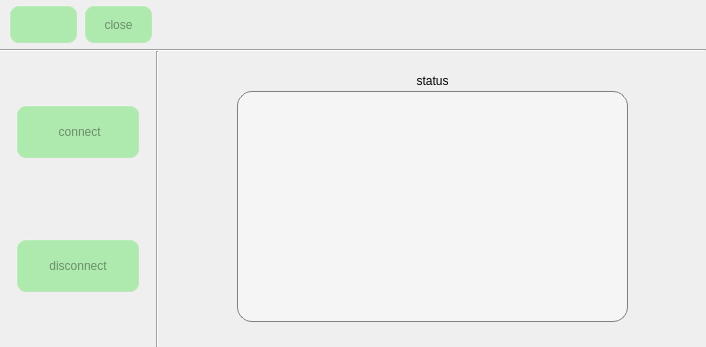
This is sim_module.ui in jizizihe/baijie_demo as Qt 5 draws it before an edit. The edited form follows.
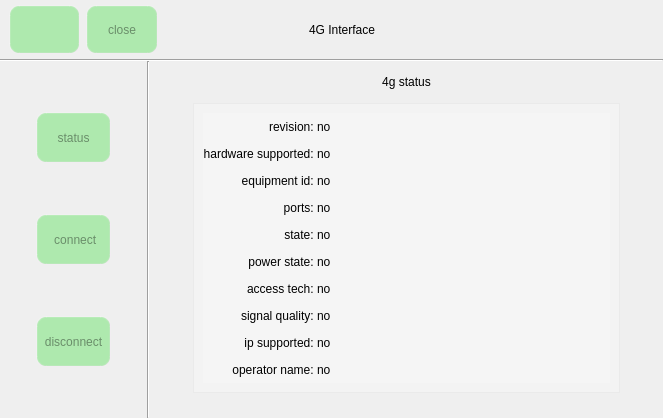
This is the edited form. The open tabs and pages were chosen to show the change. Icons and pictures are not drawn.

Commit message: func: 1.chang button style in gpio       2.refresh when open and close button in wifi,bluetooth,ethernet and 4g       3.add set  gateway and subnet mask in ethernet       4.add display 4g status in 4g       5.optimize copy,cut,delete,safe exit in storage       6.add the judgment that the serial port is occupied

Diff of the .ui file:
```diff
--- a/sim_module.ui
+++ b/sim_module.ui
@@ -6,8 +6,8 @@
    <rect>
     <x>0</x>
     <y>0</y>
-    <width>706</width>
-    <height>347</height>
+    <width>663</width>
+    <height>418</height>
    </rect>
   </property>
   <property name="windowTitle">
@@ -67,10 +67,7 @@
 }</string>
   </property>
   <widget class="QWidget" name="centralwidget">
-   <layout class="QVBoxLayout" name="verticalLayout_3" stretch="1,0,6">
-    <property name="spacing">
-     <number>0</number>
-    </property>
+   <layout class="QGridLayout" name="gridLayout_2" rowstretch="1,0,6">
     <property name="leftMargin">
      <number>0</number>
     </property>
@@ -83,8 +80,11 @@
     <property name="bottomMargin">
      <number>0</number>
     </property>
-    <item>
-     <layout class="QHBoxLayout" name="horizontalLayout_5" stretch="1,1,8">
+    <property name="spacing">
+     <number>0</number>
+    </property>
+    <item row="0" column="0">
+     <layout class="QHBoxLayout" name="horizontalLayout_5" stretch="1,1,1,3,3">
       <property name="spacing">
        <number>6</number>
       </property>
@@ -133,6 +133,29 @@
         </property>
        </widget>
       </item>
+      <item>
+       <spacer name="horizontalSpacer_4">
+        <property name="orientation">
+         <enum>Qt::Horizontal</enum>
+        </property>
+        <property name="sizeHint" stdset="0">
+         <size>
+          <width>40</width>
+          <height>20</height>
+         </size>
+        </property>
+       </spacer>
+      </item>
+      <item>
+       <widget class="QLabel" name="label_2">
+        <property name="text">
+         <string>4G Interface</string>
+        </property>
+        <property name="alignment">
+         <set>Qt::AlignCenter</set>
+        </property>
+       </widget>
+      </item>
       <item>
        <spacer name="horizontalSpacer_7">
         <property name="orientation">
@@ -148,23 +171,10 @@
       </item>
      </layout>
     </item>
-    <item>
-     <widget class="Line" name="line_2">
-      <property name="maximumSize">
-       <size>
-        <width>16777215</width>
-        <height>2</height>
-       </size>
-      </property>
-      <property name="orientation">
-       <enum>Qt::Horizontal</enum>
-      </property>
-     </widget>
-    </item>
-    <item>
+    <item row="2" column="0">
      <layout class="QHBoxLayout" name="horizontalLayout_4" stretch="2,0,7">
       <item>
-       <layout class="QHBoxLayout" name="horizontalLayout" stretch="1,8,1">
+       <layout class="QHBoxLayout" name="horizontalLayout" stretch="1,0,1">
         <property name="spacing">
          <number>0</number>
         </property>
@@ -183,7 +193,7 @@
         </item>
         <item>
          <widget class="QWidget" name="widget" native="true">
-          <layout class="QVBoxLayout" name="verticalLayout" stretch="2,2,3,2,2">
+          <layout class="QVBoxLayout" name="verticalLayout" stretch="2,2,2,2,2,2,2">
            <property name="spacing">
             <number>0</number>
            </property>
@@ -199,6 +209,42 @@
            <property name="bottomMargin">
             <number>0</number>
            </property>
+           <item>
+            <spacer name="verticalSpacer_4">
+             <property name="orientation">
+              <enum>Qt::Vertical</enum>
+             </property>
+             <property name="sizeHint" stdset="0">
+              <size>
+               <width>20</width>
+               <height>40</height>
+              </size>
+             </property>
+            </spacer>
+           </item>
+           <item>
+            <widget class="QPushButton" name="statusBtn">
+             <property name="sizePolicy">
+              <sizepolicy hsizetype="Minimum" vsizetype="Minimum">
+               <horstretch>0</horstretch>
+               <verstretch>0</verstretch>
+              </sizepolicy>
+             </property>
+             <property name="text">
+              <string>status</string>
+             </property>
+             <property name="icon">
+              <iconset resource="translation.qrc">
+               <normaloff>:/button_image/wifi/status.png</normaloff>:/button_image/wifi/status.png</iconset>
+             </property>
+             <property name="iconSize">
+              <size>
+               <width>32</width>
+               <height>32</height>
+              </size>
+             </property>
+            </widget>
+           </item>
            <item>
             <spacer name="verticalSpacer">
              <property name="orientation">
@@ -229,6 +275,16 @@
              <property name="text">
               <string> connect</string>
              </property>
+             <property name="icon">
+              <iconset resource="translation.qrc">
+               <normaloff>:/button_image/connect.svg</normaloff>:/button_image/connect.svg</iconset>
+             </property>
+             <property name="iconSize">
+              <size>
+               <width>32</width>
+               <height>32</height>
+              </size>
+             </property>
             </widget>
            </item>
            <item>
@@ -261,6 +317,10 @@
              <property name="text">
               <string>disconnect</string>
              </property>
+             <property name="icon">
+              <iconset resource="translation.qrc">
+               <normaloff>:/button_image/disconnect.svg</normaloff>:/button_image/disconnect.svg</iconset>
+             </property>
             </widget>
            </item>
            <item>
@@ -302,101 +362,556 @@
        </widget>
       </item>
       <item>
-       <layout class="QVBoxLayout" name="verticalLayout_2">
-        <property name="topMargin">
-         <number>20</number>
+       <widget class="QStackedWidget" name="stackedWidget">
+        <property name="currentIndex">
+         <number>0</number>
         </property>
-        <item>
-         <layout class="QHBoxLayout" name="horizontalLayout_2" stretch="1,1,1">
+        <widget class="QWidget" name="page">
+         <layout class="QVBoxLayout" name="verticalLayout_2" stretch="1,6">
+          <property name="spacing">
+           <number>0</number>
+          </property>
+          <property name="leftMargin">
+           <number>0</number>
+          </property>
+          <property name="topMargin">
+           <number>0</number>
+          </property>
+          <property name="rightMargin">
+           <number>0</number>
+          </property>
+          <property name="bottomMargin">
+           <number>25</number>
+          </property>
           <item>
-           <spacer name="horizontalSpacer_3">
-            <property name="orientation">
-             <enum>Qt::Horizontal</enum>
+           <layout class="QHBoxLayout" name="horizontalLayout_2" stretch="1,2,1">
+            <property name="spacing">
+             <number>0</number>
             </property>
-            <property name="sizeHint" stdset="0">
-             <size>
-              <width>40</width>
-              <height>20</height>
-             </size>
-            </property>
-           </spacer>
+            <item>
+             <spacer name="horizontalSpacer_3">
+              <property name="orientation">
+               <enum>Qt::Horizontal</enum>
+              </property>
+              <property name="sizeHint" stdset="0">
+               <size>
+                <width>40</width>
+                <height>20</height>
+               </size>
+              </property>
+             </spacer>
+            </item>
+            <item>
+             <widget class="QLabel" name="label">
+              <property name="text">
+               <string>connect status</string>
+              </property>
+              <property name="alignment">
+               <set>Qt::AlignCenter</set>
+              </property>
+             </widget>
+            </item>
+            <item>
+             <spacer name="horizontalSpacer_5">
+              <property name="orientation">
+               <enum>Qt::Horizontal</enum>
+              </property>
+              <property name="sizeHint" stdset="0">
+               <size>
+                <width>40</width>
+                <height>20</height>
+               </size>
+              </property>
+             </spacer>
+            </item>
+           </layout>
           </item>
           <item>
-           <widget class="QLabel" name="label">
-            <property name="text">
-             <string>status</string>
+           <layout class="QHBoxLayout" name="horizontalLayout_3" stretch="1,10,1">
+            <property name="spacing">
+             <number>0</number>
             </property>
-            <property name="alignment">
-             <set>Qt::AlignCenter</set>
-            </property>
-           </widget>
+            <item>
+             <spacer name="horizontalSpacer_6">
+              <property name="orientation">
+               <enum>Qt::Horizontal</enum>
+              </property>
+              <property name="sizeHint" stdset="0">
+               <size>
+                <width>40</width>
+                <height>20</height>
+               </size>
+              </property>
+             </spacer>
+            </item>
+            <item>
+             <widget class="QScrollArea" name="scrollArea_2">
+              <property name="styleSheet">
+               <string notr="true">background-color:rgba(130, 199, 236, 30);</string>
+              </property>
+              <property name="widgetResizable">
+               <bool>true</bool>
+              </property>
+              <widget class="QWidget" name="scrollAreaWidgetContents_2">
+               <property name="geometry">
+                <rect>
+                 <x>0</x>
+                 <y>0</y>
+                 <width>414</width>
+                 <height>261</height>
+                </rect>
+               </property>
+               <layout class="QHBoxLayout" name="horizontalLayout_9" stretch="4,5">
+                <property name="spacing">
+                 <number>0</number>
+                </property>
+                <property name="leftMargin">
+                 <number>0</number>
+                </property>
+                <property name="topMargin">
+                 <number>0</number>
+                </property>
+                <property name="rightMargin">
+                 <number>0</number>
+                </property>
+                <property name="bottomMargin">
+                 <number>0</number>
+                </property>
+                <item>
+                 <layout class="QVBoxLayout" name="verticalLayout_6" stretch="1,1,1,1,1">
+                  <property name="spacing">
+                   <number>10</number>
+                  </property>
+                  <item>
+                   <widget class="QLabel" name="label_14">
+                    <property name="text">
+                     <string>name: </string>
+                    </property>
+                    <property name="alignment">
+                     <set>Qt::AlignRight|Qt::AlignTrailing|Qt::AlignVCenter</set>
+                    </property>
+                   </widget>
+                  </item>
+                  <item>
+                   <widget class="QLabel" name="label_15">
+                    <property name="text">
+                     <string>state: </string>
+                    </property>
+                    <property name="alignment">
+                     <set>Qt::AlignRight|Qt::AlignTrailing|Qt::AlignVCenter</set>
+                    </property>
+                   </widget>
+                  </item>
+                  <item>
+                   <widget class="QLabel" name="label_16">
+                    <property name="text">
+                     <string>vpn: </string>
+                    </property>
+                    <property name="alignment">
+                     <set>Qt::AlignRight|Qt::AlignTrailing|Qt::AlignVCenter</set>
+                    </property>
+                   </widget>
+                  </item>
+                  <item>
+                   <widget class="QLabel" name="label_17">
+                    <property name="text">
+                     <string>autocpnnect: </string>
+                    </property>
+                    <property name="alignment">
+                     <set>Qt::AlignRight|Qt::AlignTrailing|Qt::AlignVCenter</set>
+                    </property>
+                   </widget>
+                  </item>
+                  <item>
+                   <widget class="QLabel" name="label_18">
+                    <property name="text">
+                     <string>address: </string>
+                    </property>
+                    <property name="alignment">
+                     <set>Qt::AlignRight|Qt::AlignTrailing|Qt::AlignVCenter</set>
+                    </property>
+                   </widget>
+                  </item>
+                 </layout>
+                </item>
+                <item>
+                 <layout class="QVBoxLayout" name="verticalLayout_7" stretch="1,1,1,1,1">
+                  <property name="spacing">
+                   <number>10</number>
+                  </property>
+                  <item>
+                   <widget class="QLabel" name="name_label">
+                    <property name="text">
+                     <string>no</string>
+                    </property>
+                   </widget>
+                  </item>
+                  <item>
+                   <widget class="QLabel" name="state_label">
+                    <property name="text">
+                     <string>no</string>
+                    </property>
+                   </widget>
+                  </item>
+                  <item>
+                   <widget class="QLabel" name="vpn_label">
+                    <property name="text">
+                     <string>no</string>
+                    </property>
+                   </widget>
+                  </item>
+                  <item>
+                   <widget class="QLabel" name="auto_label">
+                    <property name="text">
+                     <string>no</string>
+                    </property>
+                   </widget>
+                  </item>
+                  <item>
+                   <widget class="QLabel" name="address_label">
+                    <property name="text">
+                     <string>no</string>
+                    </property>
+                   </widget>
+                  </item>
+                 </layout>
+                </item>
+               </layout>
+              </widget>
+             </widget>
+            </item>
+            <item>
+             <spacer name="horizontalSpacer_8">
+              <property name="orientation">
+               <enum>Qt::Horizontal</enum>
+              </property>
+              <property name="sizeHint" stdset="0">
+               <size>
+                <width>40</width>
+                <height>20</height>
+               </size>
+              </property>
+             </spacer>
+            </item>
+           </layout>
           </item>
-          <item>
-           <spacer name="horizontalSpacer_5">
-            <property name="orientation">
-             <enum>Qt::Horizontal</enum>
-            </property>
-            <property name="sizeHint" stdset="0">
-             <size>
-              <width>40</width>
-              <height>20</height>
-             </size>
-            </property>
-           </spacer>
-          </item>
          </layout>
-        </item>
-        <item>
-         <layout class="QHBoxLayout" name="horizontalLayout_3" stretch="1,5,1">
+        </widget>
+        <widget class="QWidget" name="page_3"/>
+        <widget class="QWidget" name="page_2">
+         <layout class="QVBoxLayout" name="verticalLayout_5" stretch="1,7">
           <property name="spacing">
            <number>0</number>
           </property>
+          <property name="leftMargin">
+           <number>0</number>
+          </property>
+          <property name="topMargin">
+           <number>0</number>
+          </property>
+          <property name="rightMargin">
+           <number>0</number>
+          </property>
           <property name="bottomMargin">
            <number>25</number>
           </property>
           <item>
-           <spacer name="horizontalSpacer_6">
-            <property name="orientation">
-             <enum>Qt::Horizontal</enum>
+           <layout class="QHBoxLayout" name="horizontalLayout_6" stretch="1,2,1">
+            <property name="spacing">
+             <number>0</number>
             </property>
-            <property name="sizeHint" stdset="0">
-             <size>
-              <width>40</width>
-              <height>20</height>
-             </size>
-            </property>
-           </spacer>
+            <item>
+             <spacer name="horizontalSpacer_9">
+              <property name="orientation">
+               <enum>Qt::Horizontal</enum>
+              </property>
+              <property name="sizeHint" stdset="0">
+               <size>
+                <width>40</width>
+                <height>20</height>
+               </size>
+              </property>
+             </spacer>
+            </item>
+            <item>
+             <widget class="QLabel" name="label_3">
+              <property name="text">
+               <string>4g status</string>
+              </property>
+              <property name="alignment">
+               <set>Qt::AlignCenter</set>
+              </property>
+             </widget>
+            </item>
+            <item>
+             <spacer name="horizontalSpacer_10">
+              <property name="orientation">
+               <enum>Qt::Horizontal</enum>
+              </property>
+              <property name="sizeHint" stdset="0">
+               <size>
+                <width>40</width>
+                <height>20</height>
+               </size>
+              </property>
+             </spacer>
+            </item>
+           </layout>
           </item>
           <item>
-           <widget class="QTextEdit" name="textEdit">
-            <property name="styleSheet">
-             <string notr="true"> border-width:  1px;  /*边框宽度为4像素*/
-     border-radius: 15px; /*边框圆角半径*/
-     padding: 6px; /*填衬*/
-  background-color:rgba(255, 255, 255, 80);
-  background-color:rgba(255, 255, 255, 100);</string>
-            </property>
-           </widget>
+           <layout class="QHBoxLayout" name="horizontalLayout_8" stretch="1,10,1">
+            <item>
+             <spacer name="horizontalSpacer_12">
+              <property name="orientation">
+               <enum>Qt::Horizontal</enum>
+              </property>
+              <property name="sizeHint" stdset="0">
+               <size>
+                <width>29</width>
+                <height>17</height>
+               </size>
+              </property>
+             </spacer>
+            </item>
+            <item>
+             <widget class="QScrollArea" name="scrollArea">
+              <property name="styleSheet">
+               <string notr="true">
+ background-color:rgba(255, 255, 255, 38);</string>
+              </property>
+              <property name="widgetResizable">
+               <bool>true</bool>
+              </property>
+              <widget class="QWidget" name="scrollAreaWidgetContents">
+               <property name="geometry">
+                <rect>
+                 <x>0</x>
+                 <y>0</y>
+                 <width>404</width>
+                 <height>266</height>
+                </rect>
+               </property>
+               <layout class="QHBoxLayout" name="horizontalLayout_7" stretch="1,6">
+                <property name="spacing">
+                 <number>0</number>
+                </property>
+                <item>
+                 <layout class="QVBoxLayout" name="verticalLayout_3">
+                  <item>
+                   <widget class="QLabel" name="label_4">
+                    <property name="text">
+                     <string>revision: </string>
+                    </property>
+                    <property name="alignment">
+                     <set>Qt::AlignRight|Qt::AlignTrailing|Qt::AlignVCenter</set>
+                    </property>
+                   </widget>
+                  </item>
+                  <item>
+                   <widget class="QLabel" name="label_5">
+                    <property name="text">
+                     <string>hardware supported: </string>
+                    </property>
+                    <property name="alignment">
+                     <set>Qt::AlignRight|Qt::AlignTrailing|Qt::AlignVCenter</set>
+                    </property>
+                   </widget>
+                  </item>
+                  <item>
+                   <widget class="QLabel" name="label_6">
+                    <property name="text">
+                     <string>equipment id: </string>
+                    </property>
+                    <property name="alignment">
+                     <set>Qt::AlignRight|Qt::AlignTrailing|Qt::AlignVCenter</set>
+                    </property>
+                   </widget>
+                  </item>
+                  <item>
+                   <widget class="QLabel" name="label_7">
+                    <property name="text">
+                     <string>ports: </string>
+                    </property>
+                    <property name="alignment">
+                     <set>Qt::AlignRight|Qt::AlignTrailing|Qt::AlignVCenter</set>
+                    </property>
+                   </widget>
+                  </item>
+                  <item>
+                   <widget class="QLabel" name="label_8">
+                    <property name="text">
+                     <string>state: </string>
+                    </property>
+                    <property name="alignment">
+                     <set>Qt::AlignRight|Qt::AlignTrailing|Qt::AlignVCenter</set>
+                    </property>
+                   </widget>
+                  </item>
+                  <item>
+                   <widget class="QLabel" name="label_9">
+                    <property name="text">
+                     <string>power state: </string>
+                    </property>
+                    <property name="alignment">
+                     <set>Qt::AlignRight|Qt::AlignTrailing|Qt::AlignVCenter</set>
+                    </property>
+                   </widget>
+                  </item>
+                  <item>
+                   <widget class="QLabel" name="label_10">
+                    <property name="text">
+                     <string>access tech: </string>
+                    </property>
+                    <property name="alignment">
+                     <set>Qt::AlignRight|Qt::AlignTrailing|Qt::AlignVCenter</set>
+                    </property>
+                   </widget>
+                  </item>
+                  <item>
+                   <widget class="QLabel" name="label_11">
+                    <property name="text">
+                     <string>signal quality: </string>
+                    </property>
+                    <property name="alignment">
+                     <set>Qt::AlignRight|Qt::AlignTrailing|Qt::AlignVCenter</set>
+                    </property>
+                   </widget>
+                  </item>
+                  <item>
+                   <widget class="QLabel" name="label_12">
+                    <property name="text">
+                     <string>ip supported: </string>
+                    </property>
+                    <property name="alignment">
+                     <set>Qt::AlignRight|Qt::AlignTrailing|Qt::AlignVCenter</set>
+                    </property>
+                   </widget>
+                  </item>
+                  <item>
+                   <widget class="QLabel" name="label_13">
+                    <property name="text">
+                     <string>operator name: </string>
+                    </property>
+                    <property name="alignment">
+                     <set>Qt::AlignRight|Qt::AlignTrailing|Qt::AlignVCenter</set>
+                    </property>
+                   </widget>
+                  </item>
+                 </layout>
+                </item>
+                <item>
+                 <layout class="QVBoxLayout" name="verticalLayout_4">
+                  <item>
+                   <widget class="QLabel" name="revision_label">
+                    <property name="text">
+                     <string>no</string>
+                    </property>
+                   </widget>
+                  </item>
+                  <item>
+                   <widget class="QLabel" name="hardsup_label">
+                    <property name="text">
+                     <string>no</string>
+                    </property>
+                   </widget>
+                  </item>
+                  <item>
+                   <widget class="QLabel" name="equip_label">
+                    <property name="text">
+                     <string>no</string>
+                    </property>
+                   </widget>
+                  </item>
+                  <item>
+                   <widget class="QLabel" name="port_label">
+                    <property name="text">
+                     <string>no</string>
+                    </property>
+                   </widget>
+                  </item>
+                  <item>
+                   <widget class="QLabel" name="status_label">
+                    <property name="text">
+                     <string>no</string>
+                    </property>
+                   </widget>
+                  </item>
+                  <item>
+                   <widget class="QLabel" name="power_label">
+                    <property name="text">
+                     <string>no</string>
+                    </property>
+                   </widget>
+                  </item>
+                  <item>
+                   <widget class="QLabel" name="access_label">
+                    <property name="text">
+                     <string>no</string>
+                    </property>
+                   </widget>
+                  </item>
+                  <item>
+                   <widget class="QLabel" name="signal_label">
+                    <property name="text">
+                     <string>no</string>
+                    </property>
+                   </widget>
+                  </item>
+                  <item>
+                   <widget class="QLabel" name="ip_label">
+                    <property name="text">
+                     <string>no</string>
+                    </property>
+                   </widget>
+                  </item>
+                  <item>
+                   <widget class="QLabel" name="operat_label">
+                    <property name="text">
+                     <string>no</string>
+                    </property>
+                   </widget>
+                  </item>
+                 </layout>
+                </item>
+               </layout>
+              </widget>
+             </widget>
+            </item>
+            <item>
+             <spacer name="horizontalSpacer_11">
+              <property name="orientation">
+               <enum>Qt::Horizontal</enum>
+              </property>
+              <property name="sizeHint" stdset="0">
+               <size>
+                <width>13</width>
+                <height>17</height>
+               </size>
+              </property>
+             </spacer>
+            </item>
+           </layout>
           </item>
-          <item>
-           <spacer name="horizontalSpacer_8">
-            <property name="orientation">
-             <enum>Qt::Horizontal</enum>
-            </property>
-            <property name="sizeHint" stdset="0">
-             <size>
-              <width>40</width>
-              <height>20</height>
-             </size>
-            </property>
-           </spacer>
-          </item>
          </layout>
-        </item>
-       </layout>
+        </widget>
+        <widget class="QWidget" name="page_4"/>
+       </widget>
       </item>
      </layout>
     </item>
+    <item row="1" column="0">
+     <widget class="Line" name="line_2">
+      <property name="maximumSize">
+       <size>
+        <width>16777215</width>
+        <height>2</height>
+       </size>
+      </property>
+      <property name="orientation">
+       <enum>Qt::Horizontal</enum>
+      </property>
+     </widget>
+    </item>
    </layout>
   </widget>
   <widget class="QMenuBar" name="menubar">
@@ -404,7 +919,7 @@
     <rect>
      <x>0</x>
      <y>0</y>
-     <width>706</width>
+     <width>663</width>
      <height>22</height>
     </rect>
    </property>
```
The commit also changes 103 other files.
